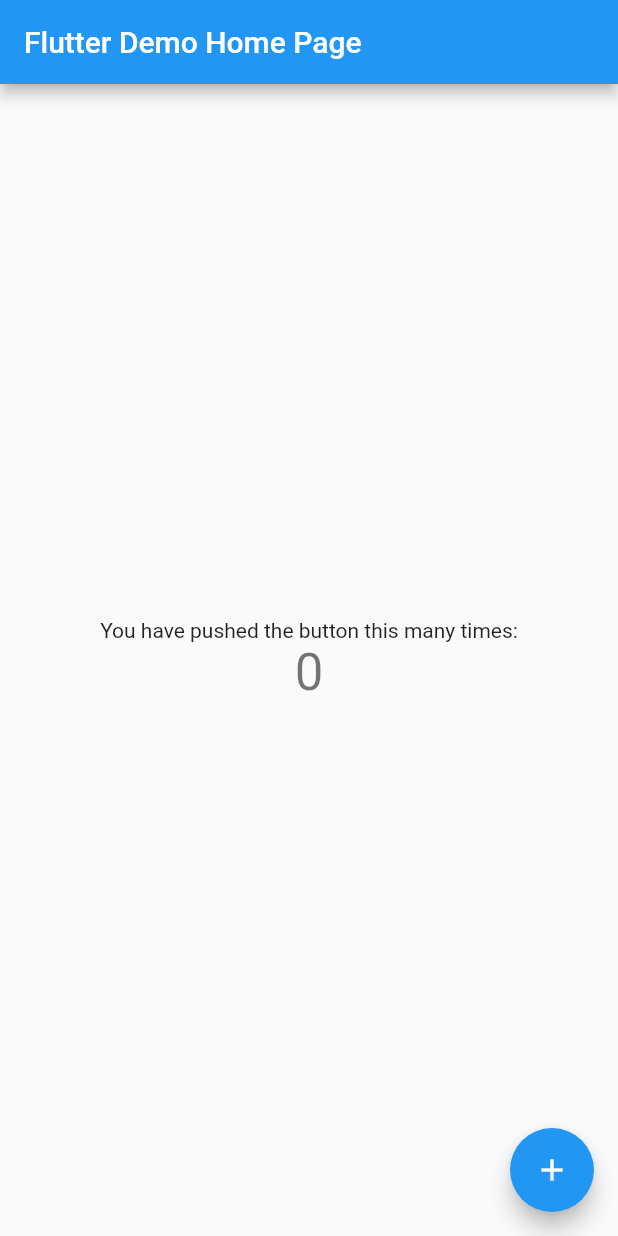
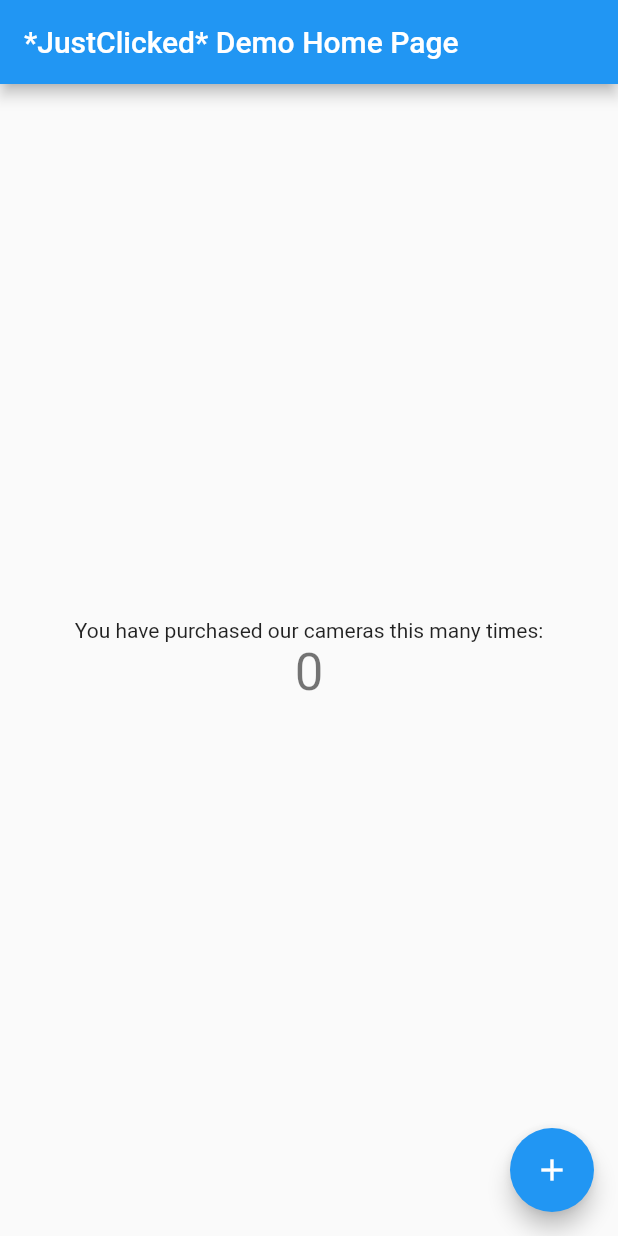
Before and after one commit to GinaGuidotti/SE330-Project1-Sp20, a Flutter app: the screen it shows after launch, on a phone screen of 412 x 824 dp. Run offline on Flutter 3.47's test engine with Material 2 defaults, Android fonts, the phone set to English and light mode, and no system bars.

Commit message:
First Commit for Gina

```diff
--- a/se330_project1/lib/main.dart
+++ b/se330_project1/lib/main.dart
@@ -3,39 +3,20 @@ import 'package:flutter/material.dart';
 void main() => runApp(MyApp());
 
 class MyApp extends StatelessWidget {
-  // This widget is the root of your application.
   @override
   Widget build(BuildContext context) {
     return MaterialApp(
-      title: 'Flutter Demo',
+      title: 'Just Clicked Demo',
       theme: ThemeData(
-        // This is the theme of your application.
-        //
-        // Try running your application with "flutter run". You'll see the
-        // application has a blue toolbar. Then, without quitting the app, try
-        // changing the primarySwatch below to Colors.green and then invoke
-        // "hot reload" (press "r" in the console where you ran "flutter run",
-        // or simply save your changes to "hot reload" in a Flutter IDE).
-        // Notice that the counter didn't reset back to zero; the application
-        // is not restarted.
         primarySwatch: Colors.blue,
       ),
-      home: MyHomePage(title: 'Flutter Demo Home Page'),
+      home: MyHomePage(title: '*JustClicked* Demo Home Page'),
     );
   }
 }
 
 class MyHomePage extends StatefulWidget {
   MyHomePage({Key key, this.title}) : super(key: key);
-
-  // This widget is the home page of your application. It is stateful, meaning
-  // that it has a State object (defined below) that contains fields that affect
-  // how it looks.
-
-  // This class is the configuration for the state. It holds the values (in this
-  // case the title) provided by the parent (in this case the App widget) and
-  // used by the build method of the State. Fields in a Widget subclass are
-  // always marked "final".
 
   final String title;
 
@@ -48,11 +29,6 @@ class _MyHomePageState extends State<MyHomePage> {
 
   void _incrementCounter() {
     setState(() {
-      // This call to setState tells the Flutter framework that something has
-      // changed in this State, which causes it to rerun the build method below
-      // so that the display can reflect the updated values. If we changed
-      // _counter without calling setState(), then the build method would not be
-      // called again, and so nothing would appear to happen.
       _counter++;
     });
   }
@@ -61,38 +37,16 @@ class _MyHomePageState extends State<MyHomePage> {
   Widget build(BuildContext context) {
     // This method is rerun every time setState is called, for instance as done
     // by the _incrementCounter method above.
-    //
-    // The Flutter framework has been optimized to make rerunning build methods
-    // fast, so that you can just rebuild anything that needs updating rather
-    // than having to individually change instances of widgets.
     return Scaffold(
       appBar: AppBar(
-        // Here we take the value from the MyHomePage object that was created by
-        // the App.build method, and use it to set our appbar title.
         title: Text(widget.title),
       ),
       body: Center(
-        // Center is a layout widget. It takes a single child and positions it
-        // in the middle of the parent.
         child: Column(
-          // Column is also a layout widget. It takes a list of children and
-          // arranges them vertically. By default, it sizes itself to fit its
-          // children horizontally, and tries to be as tall as its parent.
-          //
-          // Invoke "debug painting" (press "p" in the console, choose the
-          // "Toggle Debug Paint" action from the Flutter Inspector in Android
-          // Studio, or the "Toggle Debug Paint" command in Visual Studio Code)
-          // to see the wireframe for each widget.
-          //
-          // Column has various properties to control how it sizes itself and
-          // how it positions its children. Here we use mainAxisAlignment to
-          // center the children vertically; the main axis here is the vertical
-          // axis because Columns are vertical (the cross axis would be
-          // horizontal).
           mainAxisAlignment: MainAxisAlignment.center,
           children: <Widget>[
             Text(
-              'You have pushed the button this many times:',
+              'You have purchased our cameras this many times:',
             ),
             Text(
               '$_counter',
@@ -103,9 +57,9 @@ class _MyHomePageState extends State<MyHomePage> {
       ),
       floatingActionButton: FloatingActionButton(
         onPressed: _incrementCounter,
-        tooltip: 'Increment',
+        tooltip: 'Buy More!',
         child: Icon(Icons.add),
-      ), // This trailing comma makes auto-formatting nicer for build methods.
+      ),
     );
   }
 }
```
Also changed, not shown: 1 other file.
